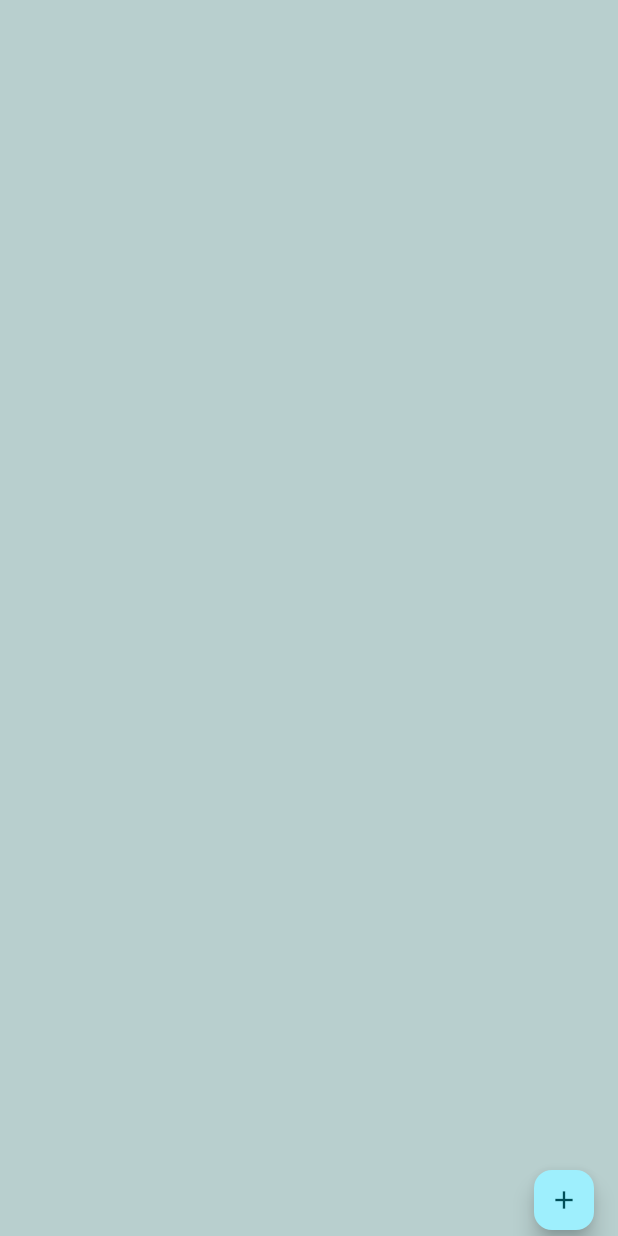
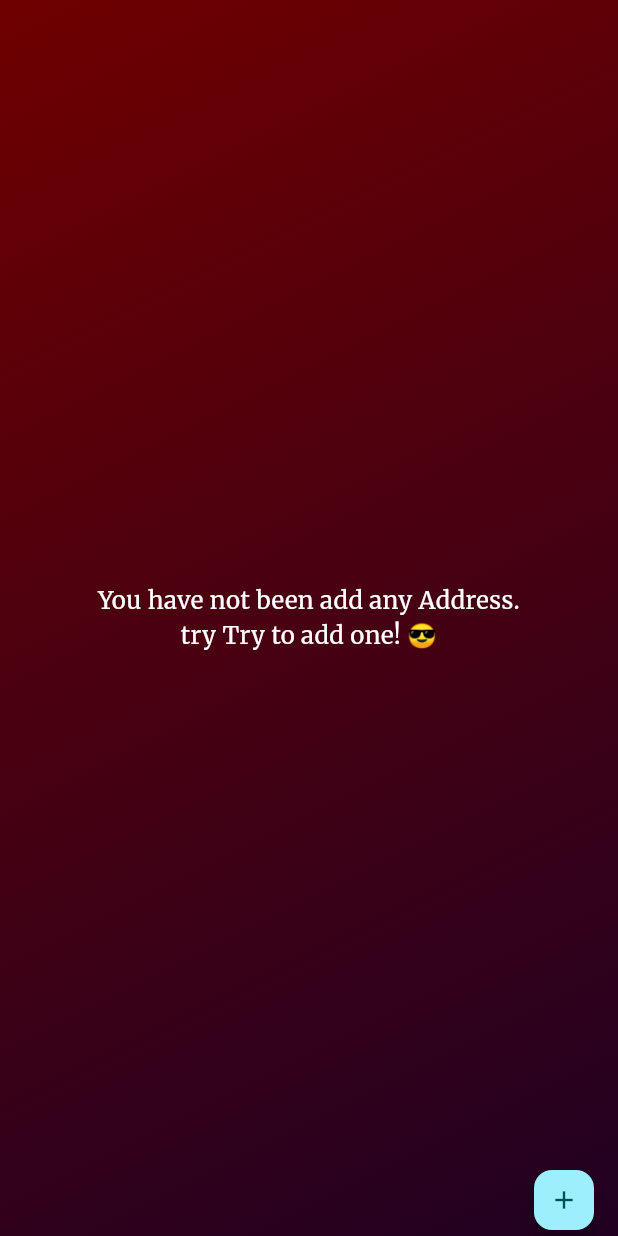
Before and after one commit to David-999-david/Man-app, a Flutter app: the UserProfile screen opened directly, after a tap on "Address", on a phone screen of 412 x 824 dp. Run offline on Flutter 3.47's test engine with Material 3 defaults, Android fonts, the phone set to English and light mode, and no system bars; our stand-ins replace badges, dio, email_validator, flutter_contacts, flutter_dotenv, flutter_secure_storage and 13 more; accounts and stored records are empty; network calls fail.

```diff
--- a/lib/data/remote/todo/todo_remote.dart
+++ b/lib/data/remote/todo/todo_remote.dart
@@ -29,6 +29,7 @@ class TodoRemote {
     try {
       final response = await _dio.get(ApiUrl.getAllTodo,
           queryParameters: {'q': query, 'page': page, 'limit': limit});
+      print('Api Response => ${response.data}');
       final status = response.statusCode;
 
       if (status! >= 200 && status < 300) {
@@ -161,10 +162,10 @@ class TodoRemote {
     }
   }
 
-  Future<List<ReturnTestTodo>> createManyTodo(List<TestTodo> todos) async {
+  Future<List<ReturnTestTodo>> createManyTodo(FormData todos) async {
     try {
       final response = await _dio.post(ApiUrl.createManyTodo,
-          data: {'items': todos.map((todo) => todo.toJson()).toList()});
+          data: todos, options: Options(contentType: 'multipart/form-data'));
 
       final status = response.statusCode!;
 
--- a/lib/domain/repository/todo/todo_repository.dart
+++ b/lib/domain/repository/todo/todo_repository.dart
@@ -35,7 +35,7 @@ class TodoRepository {
     return TodoRemote().updateTodoStatus(id, todoStatus);
   }
 
-  Future<List<ReturnTestTodo>> createManyTodo(List<TestTodo> todos) {
+  Future<List<ReturnTestTodo>> createManyTodo(FormData todos) {
     return TodoRemote().createManyTodo(todos);
   }
 }
--- a/lib/domain/usecase/todo/todo_usecase.dart
+++ b/lib/domain/usecase/todo/todo_usecase.dart
@@ -35,7 +35,7 @@ class TodoUsecase {
     return await TodoRepository().updateTodoStatus(id, todoStatus);
   }
 
-  Future<List<ReturnTestTodo>> createManyTodo(List<TestTodo> todos) async {
+  Future<List<ReturnTestTodo>> createManyTodo(FormData todos) async {
     return await TodoRepository().createManyTodo(todos);
   }
 }
--- a/lib/presentation/userProfile/address/address.dart
+++ b/lib/presentation/userProfile/address/address.dart
@@ -19,9 +19,31 @@ class Address extends StatelessWidget {
       child: Consumer<AddressNotifier>(
         builder: (context, notifier, child) {
           return Scaffold(
-            backgroundColor: Color(0xffB8CFCE),
-            body: notifier.loading
+            body: Container(
+              decoration: BoxDecoration(
+                  gradient: LinearGradient(
+                      colors: [Color(0xff200122), Color(0xff6f0000)],
+                      begin: Alignment.bottomRight,
+                      end: Alignment.topLeft)),
+              child: notifier.loading
                   ? LoadingShow()
+                  : notifier.addressList.isEmpty
+                      ? Container(
+                          decoration: BoxDecoration(
+                              gradient: LinearGradient(
+                                  colors: [
+                                Color(0xff200122),
+                                Color(0xff6f0000)
+                              ],
+                                  begin: Alignment.bottomRight,
+                                  end: Alignment.topLeft)),
+                          child: Center(
+                              child: Text(
+                            'You have not been add any Address.\ntry Try to add one! 😎',
+                            style: 16.sp(color: Colors.white),
+                            textAlign: TextAlign.center,
+                          )),
+                        )
                       : Padding(
                           padding: const EdgeInsets.fromLTRB(15, 30, 15, 20),
                           child: ListView.separated(
@@ -35,6 +57,7 @@ class Address extends StatelessWidget {
                                 );
                               },
                               itemCount: notifier.addressList.length),
+                        ),
             ),
             floatingActionButtonLocation:
                 FloatingActionButtonLocation.miniEndDocked,
--- a/lib/presentation/userProfile/address/create_address/create_address.dart
+++ b/lib/presentation/userProfile/address/create_address/create_address.dart
@@ -380,10 +380,10 @@ class CreateAddress extends StatelessWidget {
     return Consumer<AddressNotifier>(
       builder: (context, provider, child) {
         return Scaffold(
-            backgroundColor: Color(0xffB8CFCE),
             body: provider.loading
                 ? LoadingShow()
-                : SingleChildScrollView(
+                : Container(
+                  child: SingleChildScrollView(
                       child: Padding(
                         padding:
                             const EdgeInsets.only(left: 10, right: 10, top: 30),
@@ -469,6 +469,7 @@ class CreateAddress extends StatelessWidget {
                                 ],
                               )
                             ],
+                          ),
                         ),
                       ),
                     ),
--- a/lib/presentation/userProfile/user_profile.dart
+++ b/lib/presentation/userProfile/user_profile.dart
@@ -1,11 +1,9 @@
 import 'package:flutter/material.dart';
-import 'package:flutter_spinkit/flutter_spinkit.dart';
 import 'package:provider/provider.dart';
 import 'package:user_auth/common/helper/app_navigator.dart';
 import 'package:user_auth/core/theme/app_text_style.dart';
 import 'package:user_auth/presentation/userProfile/addedProfile/add_profile_image.dart';
 import 'package:user_auth/presentation/userProfile/address/address.dart';
-import 'package:user_auth/presentation/userProfile/address/create_address/create_address.dart';
 import 'package:user_auth/presentation/userProfile/contact/contact.dart';
 import 'package:user_auth/presentation/userProfile/notifier/user_notifier.dart';
 import 'package:user_auth/presentation/widgets/loading_show.dart';
@@ -19,10 +17,41 @@ class UserProfile extends StatelessWidget {
       create: (context) => UserNotifier()..getUserProfile(),
       child: Consumer<UserNotifier>(
         builder: (context, notifier, child) {
+          bool hasImage = notifier.user?.imageUrl != null &&
+              notifier.user!.imageUrl!.isNotEmpty;
+
+          Widget bg;
+
+          bg = hasImage
+              ? Image.network(notifier.user!.imageUrl!)
+              : Container(
+                  decoration: BoxDecoration(
+                      gradient: LinearGradient(
+                          colors: [Color(0xff200122), Color(0xff6f0000)],
+                          begin: Alignment.bottomRight,
+                          end: Alignment.topLeft)),
+                  child: Center(
+                    child: Icon(
+                      Icons.people,
+                      color: Colors.white,
+                      size: 35,
+                    ),
+                  ),
+                );
+
           return Scaffold(
             backgroundColor: Colors.blueGrey,
             body: notifier.isLoading
-                ? LoadingShow()
+                ? Container(
+                    decoration: BoxDecoration(
+                        gradient: LinearGradient(
+                            colors: [Color(0xff200122), Color(0xff6f0000)],
+                            begin: Alignment.bottomRight,
+                            end: Alignment.topLeft)),
+                    child: Center(
+                      child: LoadingShow(),
+                    ),
+                  )
                 : CustomScrollView(
                     slivers: [
                       SliverAppBar(
@@ -78,15 +107,7 @@ class UserProfile extends StatelessWidget {
                             background: Stack(
                               fit: StackFit.expand,
                               children: [
-                                notifier.user!.imageUrl == null
-                                    ? SpinKitCircle(
-                                        color: Colors.white,
-                                        size: 20,
-                                      )
-                                    : Image.network(
-                                        notifier.user!.imageUrl.toString(),
-                                        fit: BoxFit.cover,
-                                      ),
+                                bg,
                                 DecoratedBox(
                                     decoration: BoxDecoration(
                                         gradient: LinearGradient(
```
Also changed, not shown: lib/data/model/todo/todo_model.dart (+8 -4 lines), lib/presentation/home/home_screen.dart (+110 -96 lines), lib/presentation/home/notifier/home_notifier.dart (+31 -1 lines), lib/presentation/home/widgets/edittodo.dart (+10 -4 lines), lib/presentation/user/auth/register/register_screen.dart (+27 -15 lines). Lines whose indentation alone changed are shown as unchanged.
